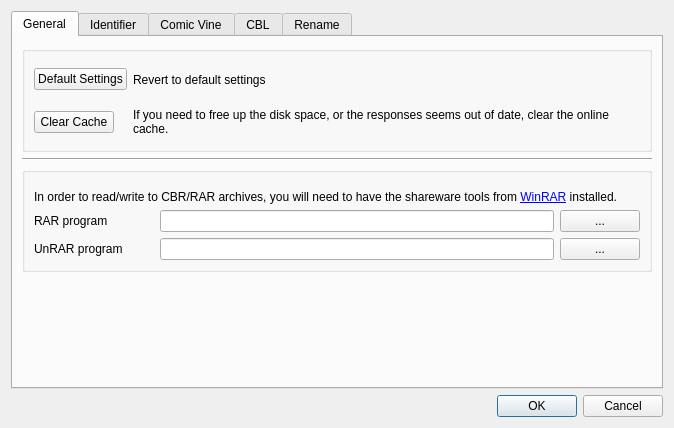
Old version of the form comictaggerlib/ui/settingswindow.ui in the repository comictagger/comictagger.
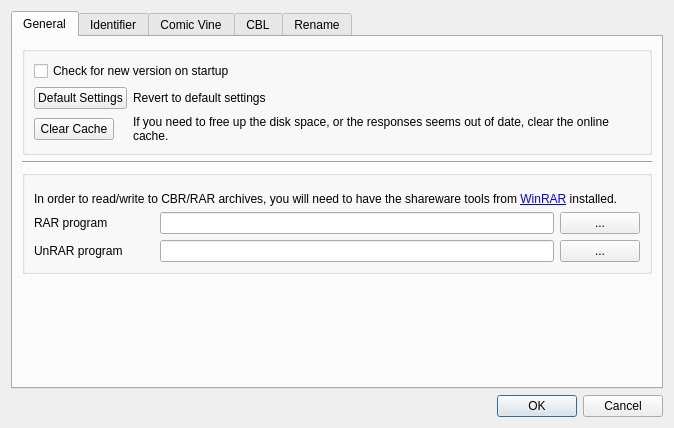
New version of the form.

Commit message: Check online for new version Use non-deprecated "read_file" for configparser

```diff
--- a/comictaggerlib/ui/settingswindow.ui
+++ b/comictaggerlib/ui/settingswindow.ui
@@ -35,7 +35,7 @@
             <string/>
            </property>
            <layout class="QGridLayout" name="gridLayout_4">
-            <item row="0" column="0">
+            <item row="1" column="0">
              <widget class="QPushButton" name="btnResetSettings">
               <property name="sizePolicy">
                <sizepolicy hsizetype="Maximum" vsizetype="Fixed">
@@ -48,7 +48,7 @@
               </property>
              </widget>
             </item>
-            <item row="0" column="1">
+            <item row="1" column="1">
              <widget class="QLabel" name="lblDefaultSettings">
               <property name="sizePolicy">
                <sizepolicy hsizetype="Expanding" vsizetype="Expanding">
@@ -64,7 +64,7 @@
               </property>
              </widget>
             </item>
-            <item row="1" column="0">
+            <item row="2" column="0">
              <widget class="QPushButton" name="btnClearCache">
               <property name="sizePolicy">
                <sizepolicy hsizetype="Maximum" vsizetype="Fixed">
@@ -77,7 +77,7 @@
               </property>
              </widget>
             </item>
-            <item row="1" column="1">
+            <item row="2" column="1">
              <widget class="QLabel" name="label_2">
               <property name="sizePolicy">
                <sizepolicy hsizetype="Expanding" vsizetype="Expanding">
@@ -93,6 +93,13 @@
               </property>
              </widget>
             </item>
+            <item row="0" column="0" colspan="2">
+             <widget class="QCheckBox" name="cbxCheckForNewVersion">
+              <property name="text">
+               <string>Check for new version on startup</string>
+              </property>
+             </widget>
+            </item>
            </layout>
           </widget>
          </item>
```
The commit also changes 5 other files.
